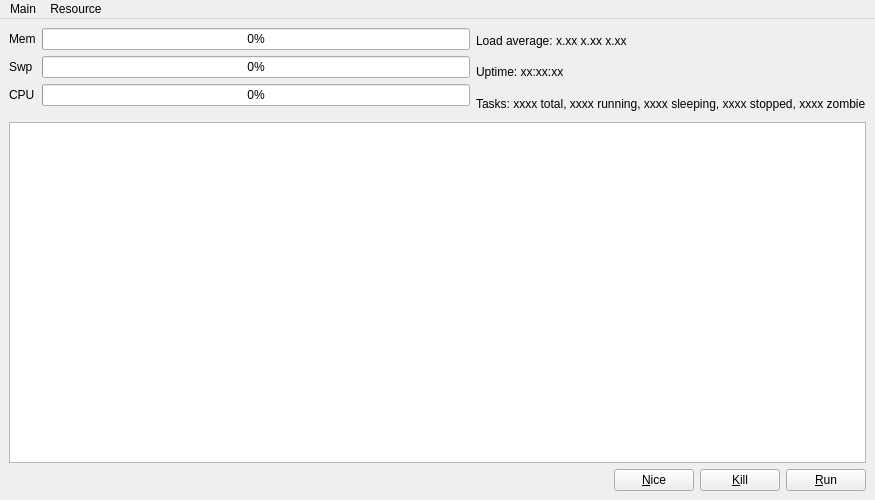
First picture: the form in process-monitor/ui/process-monitor/mainwindow.ui, repository platoneko/os-course-design, before the edit.
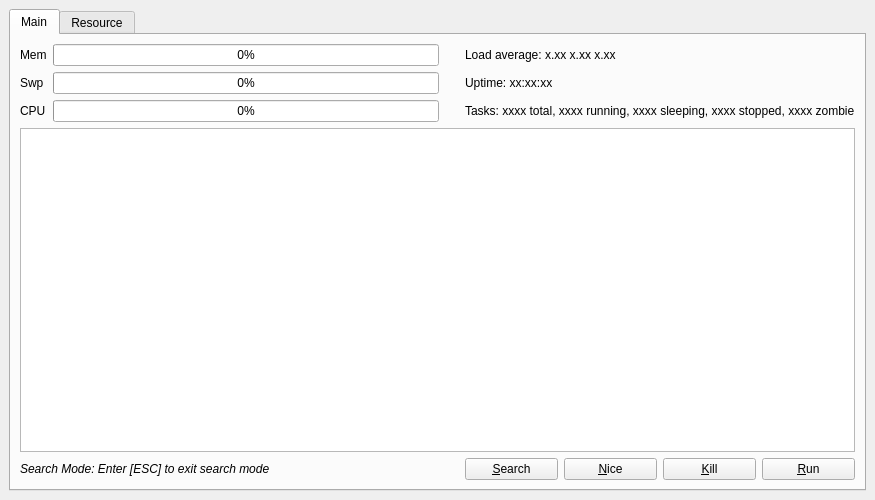
Second picture: the form after the edit.

The edit to the form file:
```diff
--- a/process-monitor/ui/process-monitor/mainwindow.ui
+++ b/process-monitor/ui/process-monitor/mainwindow.ui
@@ -21,90 +21,64 @@
   </property>
   <widget class="QWidget" name="centralwidget">
    <layout class="QGridLayout" name="gridLayout">
-    <item row="0" column="3">
-     <spacer name="horizontalSpacer_2">
+    <item row="0" column="1">
+     <widget class="QTabWidget" name="tabWidget">
+      <property name="currentIndex">
+       <number>0</number>
+      </property>
+      <widget class="QWidget" name="mainTab">
+       <attribute name="title">
+        <string>Main</string>
+       </attribute>
+       <layout class="QGridLayout" name="gridLayout_2">
+        <item row="3" column="1">
+         <widget class="QLabel" name="searchModeLabel">
+          <property name="enabled">
+           <bool>true</bool>
+          </property>
+          <property name="font">
+           <font>
+            <weight>50</weight>
+            <italic>true</italic>
+            <bold>false</bold>
+            <underline>false</underline>
+            <strikeout>false</strikeout>
+           </font>
+          </property>
+          <property name="text">
+           <string>Search Mode: Enter [ESC] to exit search mode</string>
+          </property>
+         </widget>
+        </item>
+        <item row="1" column="1" colspan="6">
+         <widget class="QTableView" name="taskTable">
+          <attribute name="horizontalHeaderVisible">
+           <bool>true</bool>
+          </attribute>
+         </widget>
+        </item>
+        <item row="3" column="2" colspan="3">
+         <spacer name="horizontalSpacer_1">
       <property name="orientation">
        <enum>Qt::Horizontal</enum>
       </property>
       <property name="sizeHint" stdset="0">
        <size>
-        <width>18</width>
-        <height>88</height>
+            <width>159</width>
+            <height>20</height>
        </size>
       </property>
      </spacer>
     </item>
-    <item row="0" column="0">
-     <layout class="QFormLayout" name="formLayout_1">
-      <item row="0" column="0">
-       <widget class="QLabel" name="label">
-        <property name="text">
-         <string>Mem</string>
-        </property>
-       </widget>
-      </item>
-      <item row="0" column="1">
-       <widget class="QProgressBar" name="memBar">
-        <property name="font">
-         <font>
-          <underline>false</underline>
-         </font>
-        </property>
-        <property name="value">
-         <number>0</number>
-        </property>
-        <property name="textVisible">
-         <bool>true</bool>
-        </property>
-        <property name="format">
-         <string>%p%</string>
-        </property>
-       </widget>
-      </item>
-      <item row="1" column="0">
-       <widget class="QLabel" name="label_2">
-        <property name="text">
-         <string>Swp</string>
-        </property>
-       </widget>
-      </item>
-      <item row="1" column="1">
-       <widget class="QProgressBar" name="swpBar">
-        <property name="value">
-         <number>0</number>
-        </property>
-        <property name="textVisible">
-         <bool>true</bool>
-        </property>
-        <property name="format">
-         <string>%p%</string>
-        </property>
-       </widget>
-      </item>
-      <item row="2" column="0">
-       <widget class="QLabel" name="label_3">
-        <property name="text">
-         <string>CPU</string>
-        </property>
-       </widget>
-      </item>
-      <item row="2" column="1">
-       <widget class="QProgressBar" name="cpuBar">
-        <property name="value">
-         <number>0</number>
-        </property>
-        <property name="textVisible">
-         <bool>true</bool>
-        </property>
-        <property name="format">
-         <string>%p%</string>
-        </property>
-       </widget>
-      </item>
-     </layout>
-    </item>
-    <item row="2" column="2">
+        <item row="3" column="5" colspan="2">
      <layout class="QHBoxLayout" name="horizontalLayout">
+          <item>
+           <widget class="QPushButton" name="searchButton">
+            <property name="text">
+             <string>&amp;Search</string>
+            </property>
+           </widget>
+          </item>
       <item>
        <widget class="QPushButton" name="niceButton">
         <property name="font">
@@ -138,27 +112,7 @@
       </item>
      </layout>
     </item>
-    <item row="2" column="0" colspan="2">
-     <spacer name="horizontalSpacer_1">
-      <property name="orientation">
-       <enum>Qt::Horizontal</enum>
-      </property>
-      <property name="sizeHint" stdset="0">
-       <size>
-        <width>618</width>
-        <height>20</height>
-       </size>
-      </property>
-     </spacer>
-    </item>
-    <item row="1" column="0" colspan="3">
-     <widget class="QTableView" name="taskTable">
-      <attribute name="horizontalHeaderVisible">
-       <bool>true</bool>
-      </attribute>
-     </widget>
-    </item>
-    <item row="0" column="1" colspan="2">
+        <item row="0" column="5" colspan="2">
      <layout class="QVBoxLayout" name="verticalLayout_1">
       <item>
        <widget class="QLabel" name="loadAverage">
@@ -202,31 +156,88 @@
       </item>
      </layout>
     </item>
-   </layout>
-  </widget>
-  <widget class="QMenuBar" name="menubar">
-   <property name="geometry">
-    <rect>
-     <x>0</x>
-     <y>0</y>
-     <width>875</width>
-     <height>22</height>
-    </rect>
-   </property>
-   <widget class="QMenu" name="menuMain">
-    <property name="title">
-     <string>Main</string>
-    </property>
-    <addaction name="separator"/>
-   </widget>
-   <widget class="QMenu" name="menuResource">
-    <property name="title">
+        <item row="0" column="1" colspan="4">
+         <layout class="QFormLayout" name="formLayout_1">
+          <property name="rightMargin">
+           <number>20</number>
+          </property>
+          <item row="0" column="0">
+           <widget class="QLabel" name="label">
+            <property name="text">
+             <string>Mem</string>
+            </property>
+           </widget>
+          </item>
+          <item row="0" column="1">
+           <widget class="QProgressBar" name="memBar">
+            <property name="font">
+             <font>
+              <underline>false</underline>
+             </font>
+            </property>
+            <property name="value">
+             <number>0</number>
+            </property>
+            <property name="textVisible">
+             <bool>true</bool>
+            </property>
+            <property name="format">
+             <string>%p%</string>
+            </property>
+           </widget>
+          </item>
+          <item row="1" column="0">
+           <widget class="QLabel" name="label_2">
+            <property name="text">
+             <string>Swp</string>
+            </property>
+           </widget>
+          </item>
+          <item row="1" column="1">
+           <widget class="QProgressBar" name="swpBar">
+            <property name="value">
+             <number>0</number>
+            </property>
+            <property name="textVisible">
+             <bool>true</bool>
+            </property>
+            <property name="format">
+             <string>%p%</string>
+            </property>
+           </widget>
+          </item>
+          <item row="2" column="0">
+           <widget class="QLabel" name="label_3">
+            <property name="text">
+             <string>CPU</string>
+            </property>
+           </widget>
+          </item>
+          <item row="2" column="1">
+           <widget class="QProgressBar" name="cpuBar">
+            <property name="value">
+             <number>0</number>
+            </property>
+            <property name="textVisible">
+             <bool>true</bool>
+            </property>
+            <property name="format">
+             <string>%p%</string>
+            </property>
+           </widget>
+          </item>
+         </layout>
+        </item>
+       </layout>
+      </widget>
+      <widget class="QWidget" name="resourceTab">
+       <attribute name="title">
      <string>Resource</string>
-    </property>
-    <addaction name="separator"/>
-   </widget>
-   <addaction name="menuMain"/>
-   <addaction name="menuResource"/>
+       </attribute>
+      </widget>
+     </widget>
+    </item>
+   </layout>
   </widget>
  </widget>
  <resources/>
```
Lines whose indentation alone changed are shown as unchanged.
